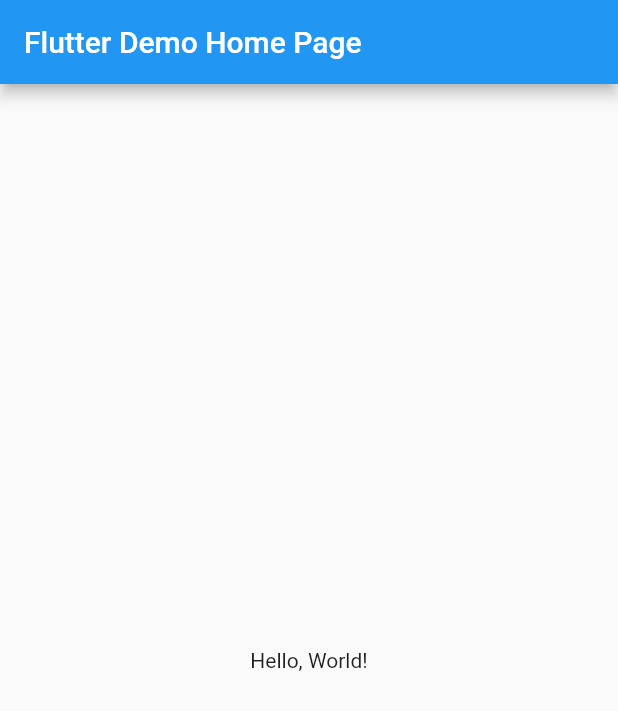
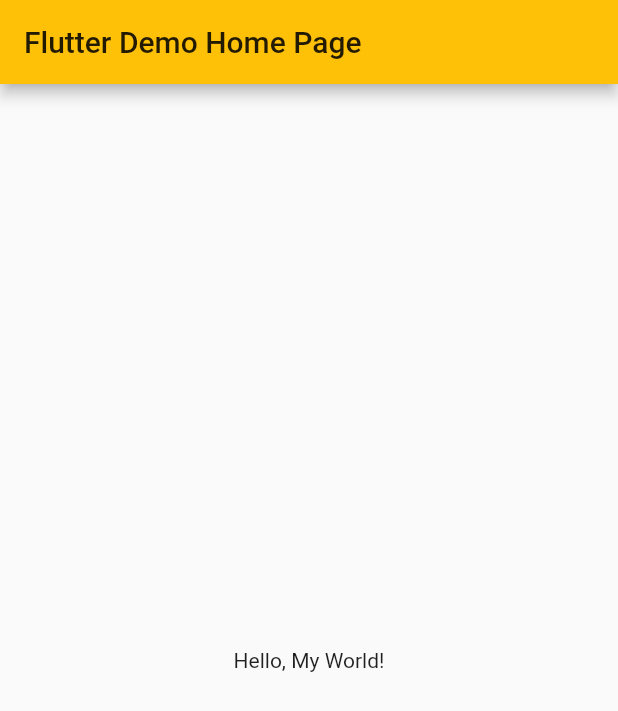
Before and after one commit to antoniopicone/vscode-remote-flutter_web, a Flutter app: the screen it shows after launch, on a phone screen of 412 x 824 dp. Shown: the top 711 px of the screen. Run offline on Flutter 3.47's test engine with Material 2 defaults, Android fonts, the phone set to English and light mode, and no system bars; missing offline and left inert: flutter_web.

```diff
--- a/lib/main.dart
+++ b/lib/main.dart
@@ -9,7 +9,7 @@ class MyApp extends StatelessWidget {
     return MaterialApp(
       title: 'Flutter Demo',
       theme: ThemeData(
-        primarySwatch: Colors.blue,
+        primarySwatch: Colors.amber,
       ),
       home: MyHomePage(title: 'Flutter Demo Home Page'),
     );
@@ -50,8 +50,13 @@ class MyHomePage extends StatelessWidget {
           // horizontal).
           mainAxisAlignment: MainAxisAlignment.center,
           children: <Widget>[
+            Row(
+              children: <Widget>[
+
+              ],
+            ),
             Text(
-              'Hello, World!',
+              'Hello, My World!',
             ),
           ],
         ),
```
Also changed, not shown: 1 other file.
